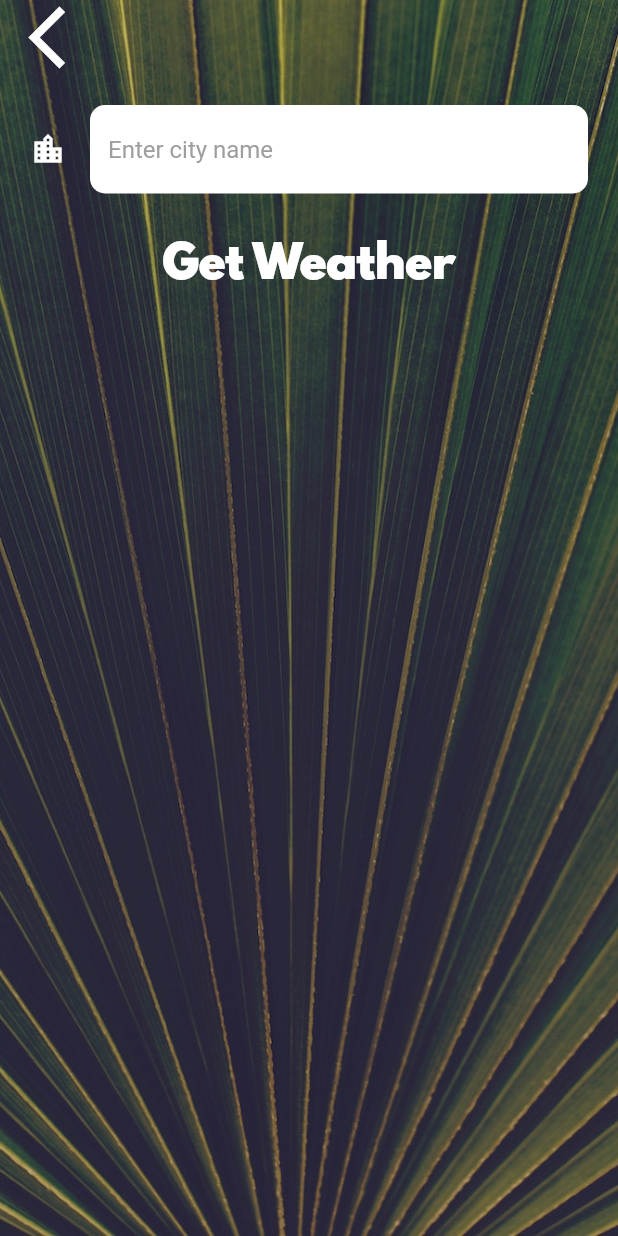
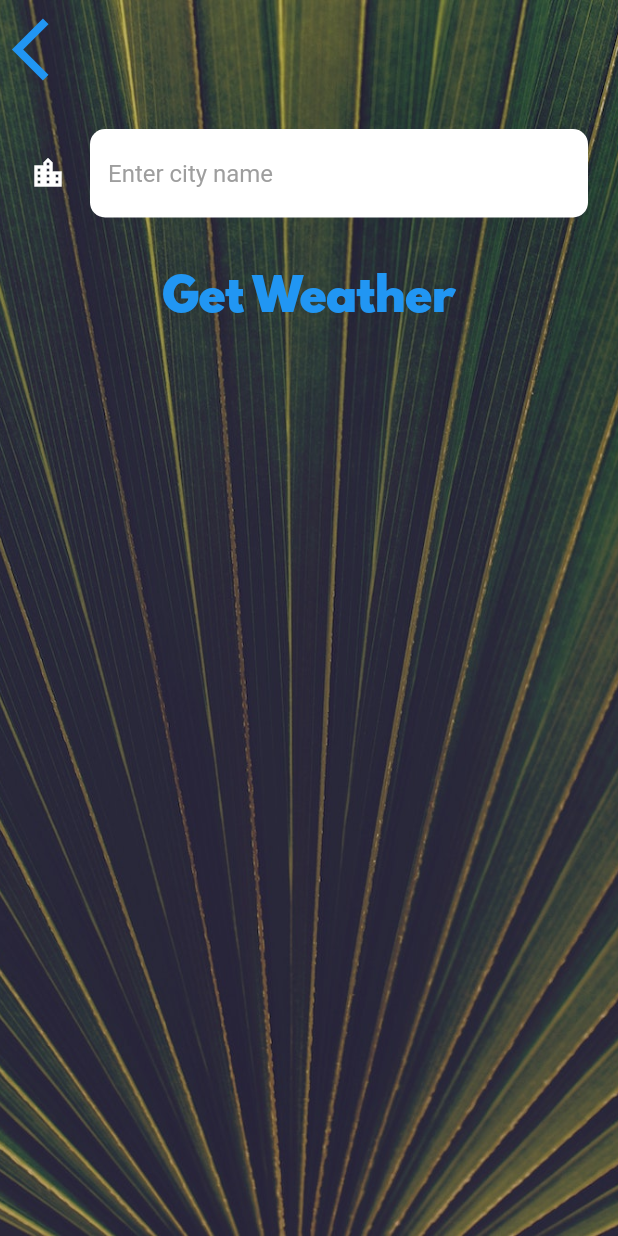
Before and after one commit to boomer30/clima_flutter, a Flutter app: the LocationScreen screen opened directly, after a tap on the "location city" icon, on a phone screen of 412 x 824 dp. Run offline on Flutter 3.47's test engine with Material 2 defaults, Android fonts, the phone set to English and light mode, and no system bars; our stand-ins replace flutter_spinkit, geolocator; statements that could not run were skipped.

Commit message:
Added city weather functionality and replaced FlatButtons with TextButtons

```diff
--- a/lib/screens/city_screen.dart
+++ b/lib/screens/city_screen.dart
@@ -7,6 +7,8 @@ class CityScreen extends StatefulWidget {
 }
 
 class _CityScreenState extends State<CityScreen> {
+  String cityName;
+
   @override
   Widget build(BuildContext context) {
     return Scaffold(
@@ -23,7 +25,7 @@ class _CityScreenState extends State<CityScreen> {
             children: <Widget>[
               Align(
                 alignment: Alignment.topLeft,
-                child: FlatButton(
+                child: TextButton(
                   onPressed: () {
                     Navigator.pop(context);
                   },
@@ -41,12 +43,14 @@ class _CityScreenState extends State<CityScreen> {
                   ),
                   decoration: kTextFieldInputDecoration,
                   onChanged: (value) {
-                    print(value);
+                    cityName = value;
                   },
                 ),
               ),
-              FlatButton(
-                onPressed: () {},
+              TextButton(
+                onPressed: () {
+                  Navigator.pop(context, cityName);
+                },
                 child: Text(
                   'Get Weather',
                   style: kButtonTextStyle,
--- a/lib/screens/location_screen.dart
+++ b/lib/screens/location_screen.dart
@@ -34,7 +34,6 @@ class _LocationScreenState extends State<LocationScreen> {
         city = '';
         return;
       }
-      ;
       temperature = temp.toInt();
       var condition = weatherData['weather'][0]['id'];
       weatherIcon = weather.getWeatherIcon(condition);
@@ -64,19 +63,24 @@ class _LocationScreenState extends State<LocationScreen> {
               Row(
                 mainAxisAlignment: MainAxisAlignment.spaceBetween,
                 children: <Widget>[
-                  FlatButton(
+                  TextButton(
                     onPressed: () {},
                     child: Icon(
                       Icons.near_me,
                       size: 50.0,
                     ),
                   ),
-                  FlatButton(
+                  TextButton(
                     onPressed: () async {
-                      Navigator.push(context,
+                      var typedCityName = await Navigator.push(context,
                           MaterialPageRoute(builder: (context) {
                         return CityScreen();
                       }));
+                      if (typedCityName != null) {
+                        var weatherData = await weather.getCityWeather(
+                            cityName: typedCityName);
+                        updateUI(weatherData);
+                      }
                     },
                     child: Icon(
                       Icons.location_city,
--- a/scratch.dart
+++ b/scratch.dart
@@ -1,5 +1,3 @@
-import 'dart:io';
-
 void main() {
   performTasks();
 }
@@ -11,7 +9,6 @@ void performTasks() async {
 }
 
 void task1() {
-  String result = 'task 1 data';
   print('task 1 complete');
 }
 
@@ -26,6 +23,5 @@ Future<String> task2() async {
 }
 
 void task3(String task2Data) {
-  String result = 'task 3 data';
   print('task 3 complete with $task2Data');
 }
```
Also changed, not shown: lib/services/weather.dart (+7 -0 lines).
